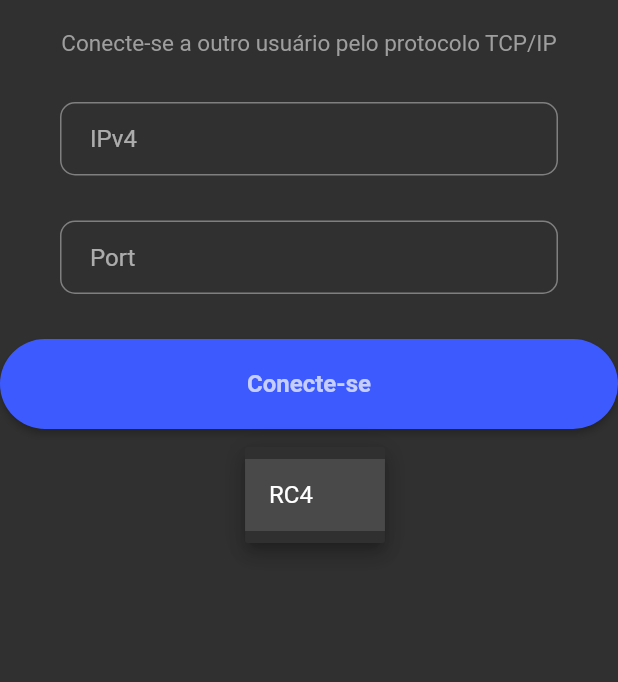
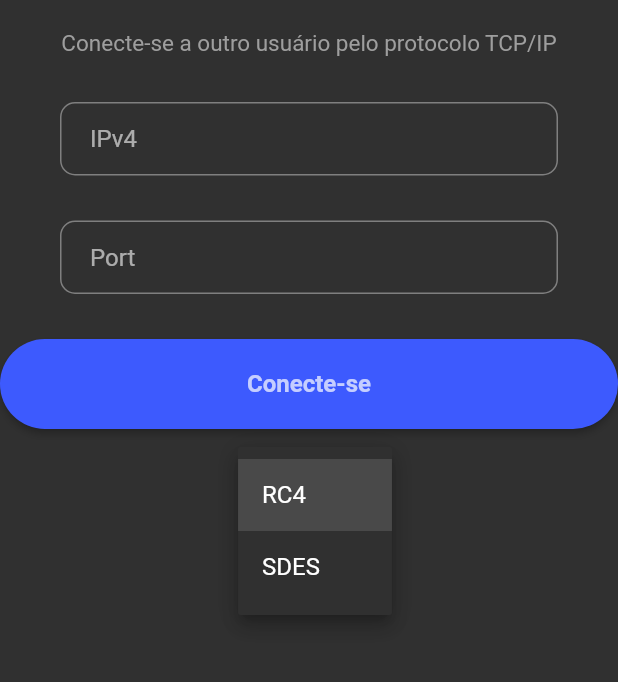
Before and after one commit to gtbriel/chat_via_tcpip, a Flutter app: the ConnectionScreenClient screen opened directly, after a tap on "RC4", on a phone screen of 412 x 824 dp, the part 405-1087 px from its top. Run offline on Flutter 3.47's test engine with Material 2 defaults, Android fonts, the phone set to English and light mode, and no system bars; our stand-ins replace fluttertoast; missing offline and left inert: desktop_window.

Commit message:
fix: multiple encryptors

```diff
--- a/lib/client/connectionscreen_client.dart
+++ b/lib/client/connectionscreen_client.dart
@@ -11,7 +11,7 @@ class ConnectionScreenClient extends StatefulWidget {
 class _ConnectionScreenClientState extends State<ConnectionScreenClient> {
   final ip_controller = TextEditingController();
   final port_controller = TextEditingController();
-  final List<String> encrypts = ['RC4'];
+  final List<String> encrypts = ['RC4', 'SDES'];
   String? selectedItem = 'RC4';
 
   @override
--- a/lib/server/connectionscreen_server.dart
+++ b/lib/server/connectionscreen_server.dart
@@ -11,7 +11,7 @@ class ConnectionScreenServer extends StatefulWidget {
 class _ConnectionScreenServerState extends State<ConnectionScreenServer> {
   final ip_controller = TextEditingController();
   final port_controller = TextEditingController();
-  final List<String> encrypts = ['RC4'];
+  final List<String> encrypts = ['RC4', 'SDES'];
   String? selectedItem = 'RC4';
 
   @override
```
